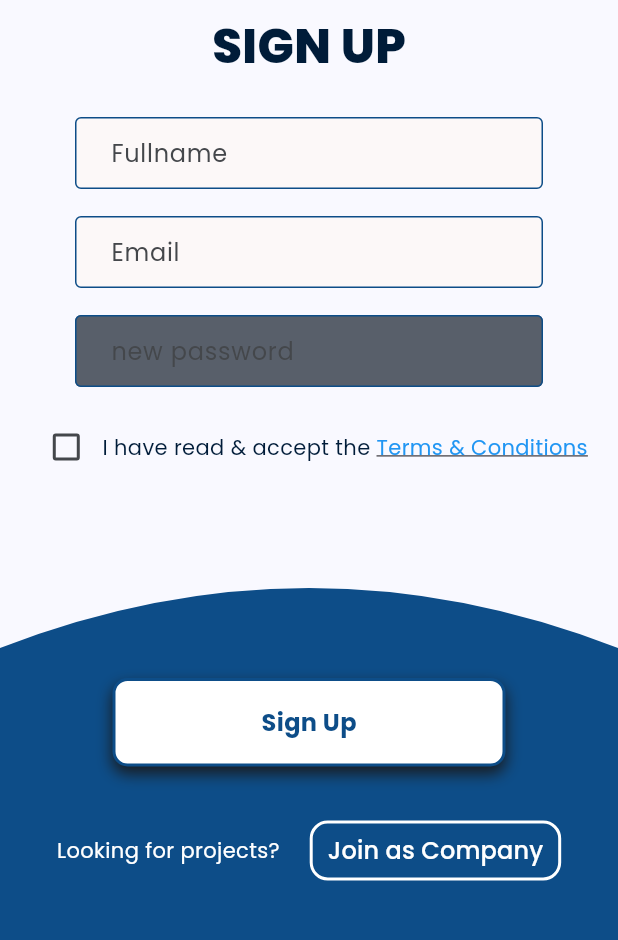
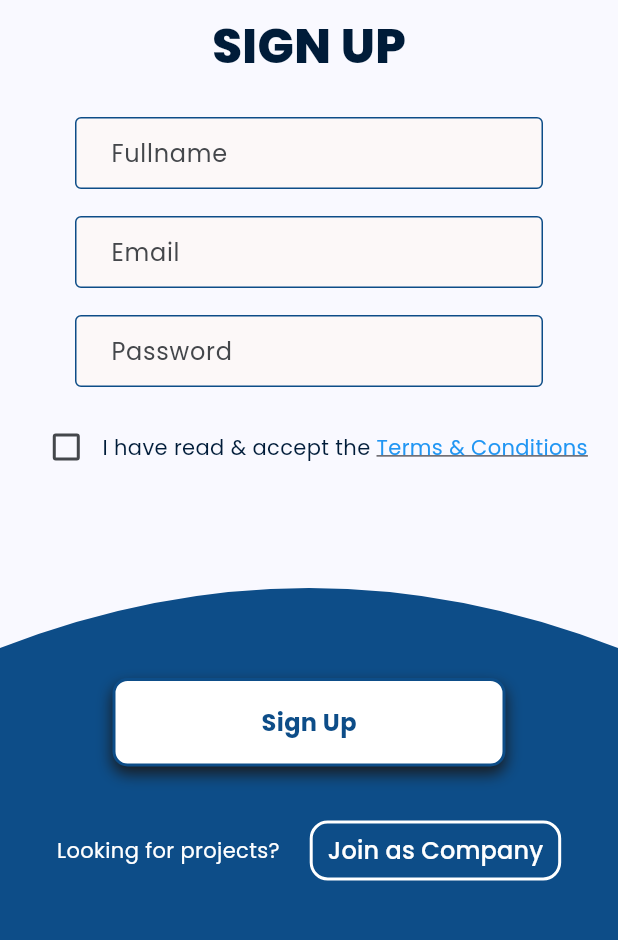
Before and after one commit to NguyenQuang179/amp_studenthub, a Flutter app: the SignupStepTwo screen opened by its route, on a phone screen of 412 x 824 dp, the part 72-1012 px from its top. Run offline on Flutter 3.47's test engine with Material 3 defaults, Android fonts, the phone set to English and light mode, and no system bars; our stand-ins replace dio, dotted_border, dropdown_button2, file_picker, flutter_custom_clippers, flutter_spinkit and 11 more; missing offline and left inert: omni_datetime_picker, zego_uikit_prebuilt_video_conference; accounts and stored records are empty; generated files the repository leaves out were written again.

Commit message:
Update color in sign up 2

```diff
--- a/lib/screens/signup_step2.dart
+++ b/lib/screens/signup_step2.dart
@@ -170,11 +170,10 @@ class _SignupStepTowState extends State<SignupStepTwo> {
                           borderSide: BorderSide(
                               color: Theme.of(context).colorScheme.secondary),
                         ),
-                        fillColor: Theme.of(context).colorScheme.tertiary,
                         filled: true,
                         contentPadding: const EdgeInsets.symmetric(
                             horizontal: 20, vertical: 10),
-                        hintText: "new password",
+                        hintText: "Password",
                         errorText: _passwordErrorText, // Set errorText here
                       ),
                     ),
```
